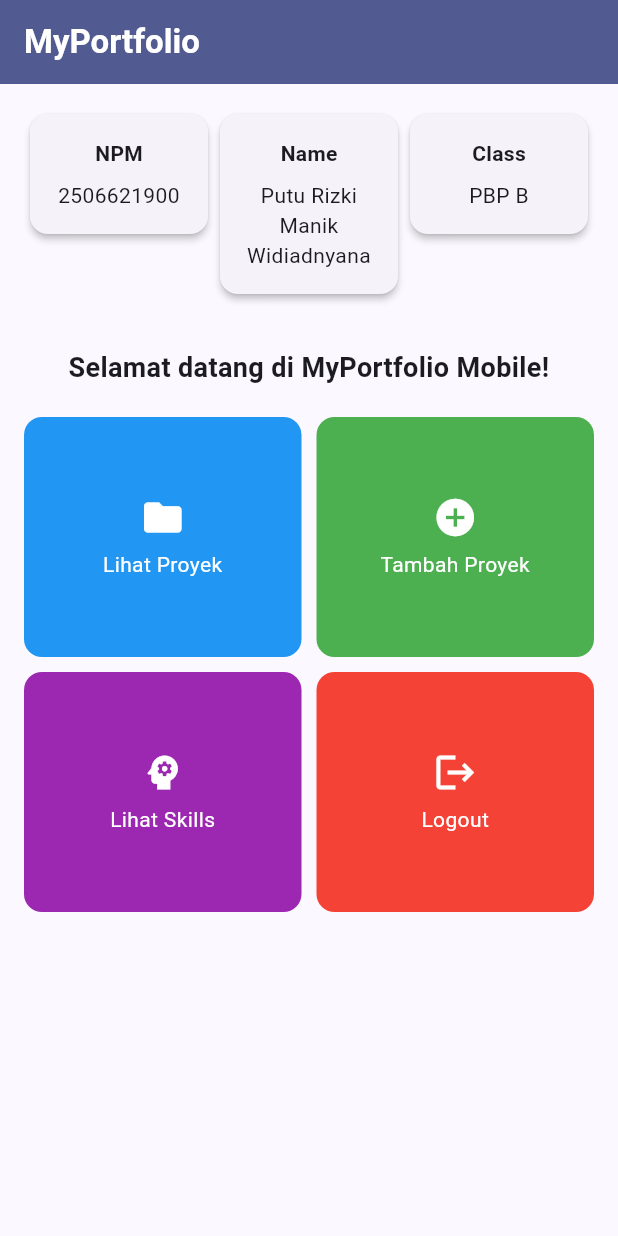
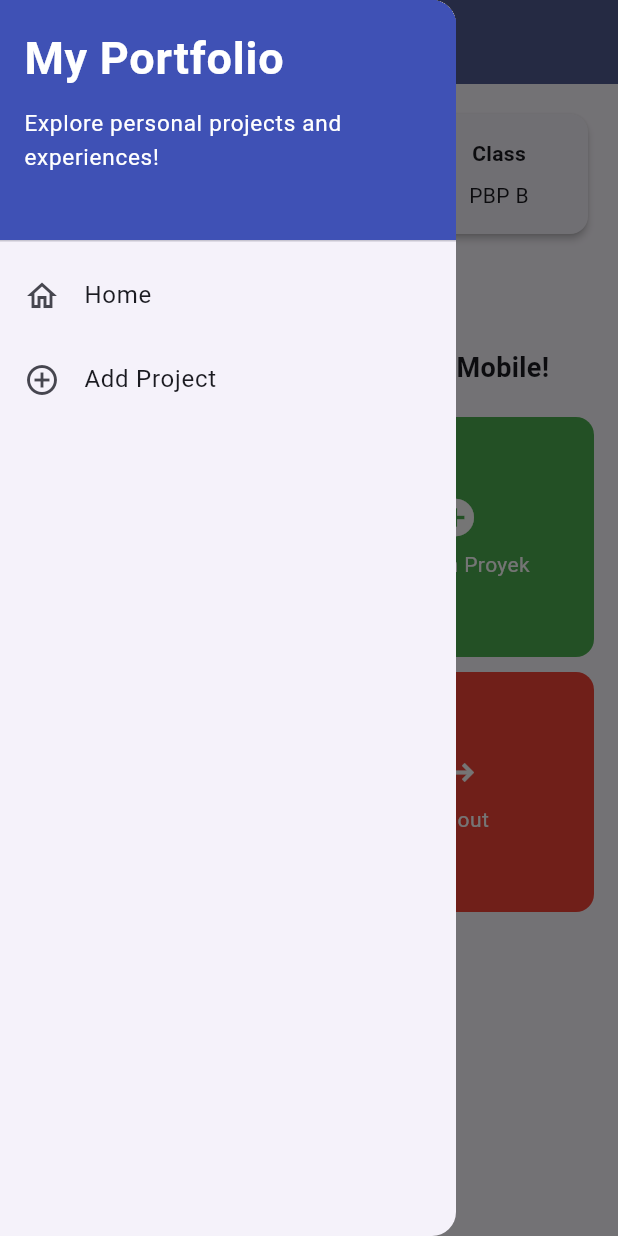
Before and after one commit to RizkiManik-W/myportofolio_mobile, a Flutter app: the screen it shows after launch, with the side drawer open (before the commit the screen has no drawer), on a phone screen of 412 x 824 dp. Run offline on Flutter 3.47's test engine with Material 3 defaults, Android fonts, the phone set to English and light mode, and no system bars; our stand-ins replace material_ui.

Commit message:
feat: add LeftDrawer navigation menu to the home page

```diff
--- a/lib/menu.dart
+++ b/lib/menu.dart
@@ -1,4 +1,5 @@
 import 'package:material_ui/material_ui.dart';
+import 'package:myportofolio_mobile/widgets/left_drawer.dart';
 
 class MyHomePage extends StatelessWidget {
   const MyHomePage({super.key});
@@ -23,7 +24,9 @@ class MyHomePage extends StatelessWidget {
           style: TextStyle(color: Colors.white, fontWeight: FontWeight.bold),
         ),
         backgroundColor: Theme.of(context).colorScheme.primary,
+        iconTheme: const IconThemeData(color: Colors.white),
       ),
+      drawer: const LeftDrawer(),
       body: SafeArea(
         child: SingleChildScrollView(
           padding: const EdgeInsets.all(16),
--- /dev/null
+++ b/lib/widgets/left_drawer.dart
@@ -0,0 +1,57 @@
+import 'package:material_ui/material_ui.dart';
+import 'package:myportofolio_mobile/menu.dart';
+
+/// Side navigation menu shared by the app's pages.
+class LeftDrawer extends StatelessWidget {
+  const LeftDrawer({super.key});
+
+  @override
+  Widget build(BuildContext context) {
+    return Drawer(
+      child: ListView(
+        children: [
+          const DrawerHeader(
+            decoration: BoxDecoration(color: Colors.indigo),
+            child: Column(
+              crossAxisAlignment: CrossAxisAlignment.start,
+              children: [
+                Text(
+                  'My Portfolio',
+                  style: TextStyle(
+                    fontSize: 30,
+                    fontWeight: FontWeight.bold,
+                    color: Colors.white,
+                  ),
+                ),
+                SizedBox(height: 10),
+                Text(
+                  'Explore personal projects and experiences!',
+                  style: TextStyle(fontSize: 15, color: Colors.white),
+                ),
+              ],
+            ),
+          ),
+          ListTile(
+            leading: const Icon(Icons.home_outlined),
+            title: const Text('Home'),
+            // Navigasi ke halaman utama portofolio
+            onTap: () {
+              Navigator.pushReplacement(
+                context,
+                MaterialPageRoute(builder: (context) => const MyHomePage()),
+              );
+            },
+          ),
+          ListTile(
+            leading: const Icon(Icons.add_circle_outline),
+            title: const Text('Add Project'),
+            // Navigasi ke halaman tambah proyek
+            onTap: () {
+              // TODO: Buatlah routing ke halaman ProjectFormPage yang akan dibuat nanti.
+            },
+          ),
+        ],
+      ),
+    );
+  }
+}
```
